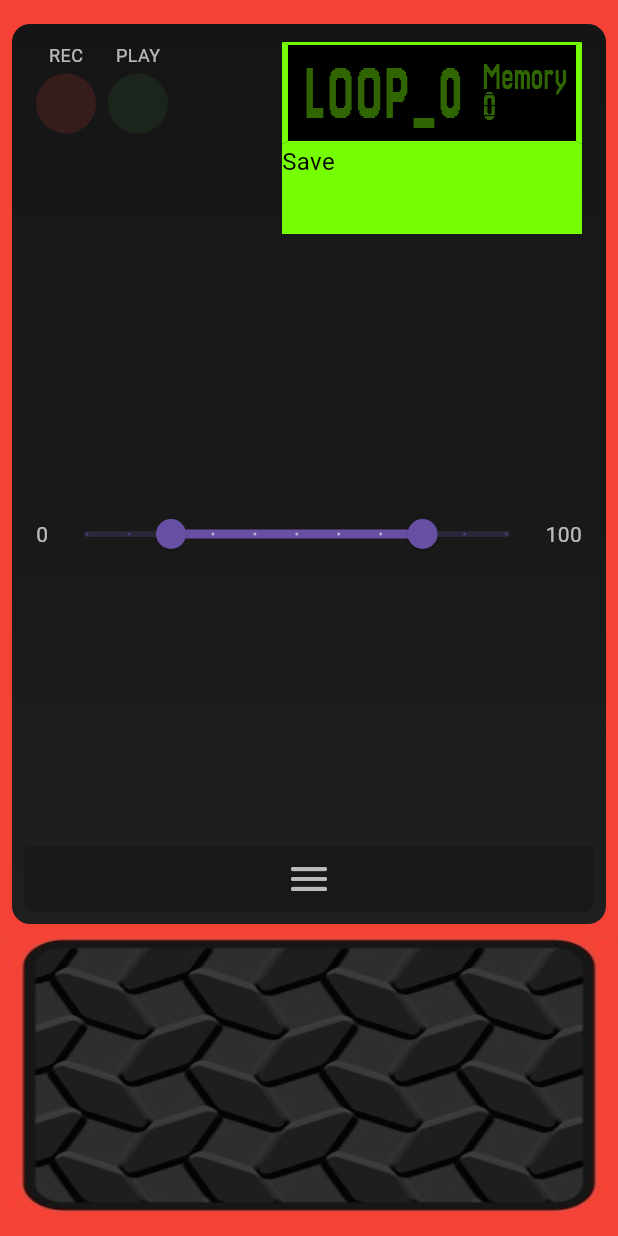
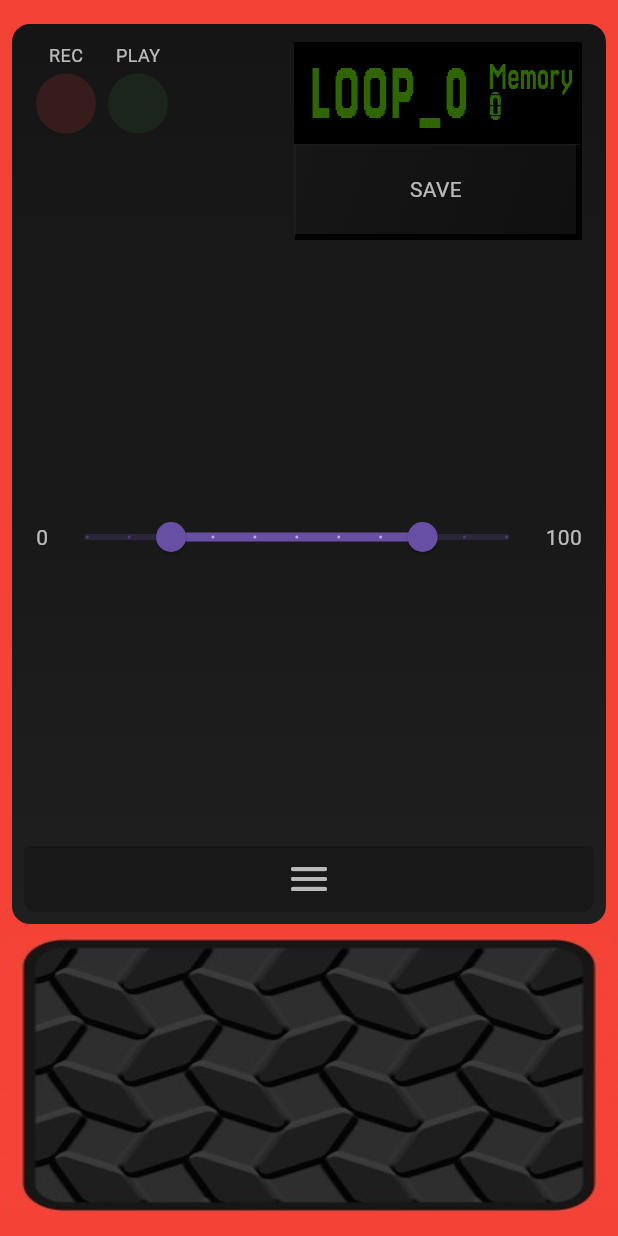
Before and after one commit to leoleoleo77/Loopa, a Flutter app: the screen it shows after launch, after a tap on "REC", on a phone screen of 412 x 824 dp. Run offline on Flutter 3.47's test engine with Material 3 defaults, Android fonts, the light colour scheme and no system bars; drawn by our look-alikes of dropdown_button2; our stand-ins replace flutter_svg, get_it, just_audio, permission_handler, shared_preferences; missing offline and left inert: record; statements that could not run were skipped.

Commit message:
added save button ui & improve save logic

```diff
--- a/lib/components/loop_selection/loop_selection_dropdown_item.dart
+++ b/lib/components/loop_selection/loop_selection_dropdown_item.dart
@@ -101,7 +101,7 @@ class _LoopSelectionItemState extends State<LoopSelectionItem> {
             textStyle: LoopaTextStyle.memory,
           ),
           _getGradientText(
-              text: widget.id.toString(),
+              text: Loopa.getMemoryCountValueFromMap(widget.id),
               textStyle: LoopaTextStyle.memoryCount,
           ),
         ],
--- a/lib/components/loop_selection/loop_selection_view.dart
+++ b/lib/components/loop_selection/loop_selection_view.dart
@@ -76,14 +76,11 @@ class _LoopSelectionViewState extends State<LoopSelectionView> {
     return GestureDetector(
       onLongPress: () => _openKeyboard(),
       child: AbsorbPointer(
-        child: Container(
-          decoration: _getBordersDecoration(),
         child: Row(
           children: [
             _getNameDisplay(),
             _getMemoryInfoText(),
           ],
-          ),
         ),
       ),
     );
@@ -141,28 +138,17 @@ class _LoopSelectionViewState extends State<LoopSelectionView> {
                 LoopaText.memory,
                 LoopaTextStyle.memory,
               ),
-              _getGradientText(
-                  widget.loopa.id.toString(),
+              ValueListenableBuilder(
+                valueListenable: widget.loopa.saveNotifier,
+                builder: (BuildContext context, bool value, Widget? child) {
+                  return _getGradientText(
+                      widget.loopa.memoryCountValue,
                       LoopaTextStyle.memoryCount
+                  );
+                },
               ),
             ],
           ),
-        ),
-      ),
-    );
-  }
-
-  // todo add the logic to toggle this
-  BoxDecoration _getBordersDecoration() {
-    return BoxDecoration(
-       border: Border.symmetric(
-         vertical: BorderSide(
-           color: LoopaColors.neonGreen,  // Color of top and bottom borders
-           width: 4,              // Thickness of top and bottom borders
-         ),
-         horizontal: BorderSide(
-           color: LoopaColors.neonGreen,  // Color of left and right borders
-           width: 2,              // Thickness of left and right borders
         ),
       ),
     );
--- a/lib/components/save_loopa_button.dart
+++ b/lib/components/save_loopa_button.dart
@@ -2,7 +2,7 @@ import 'package:flutter/material.dart';
 import 'package:loopa/utils/general_utils/constants.dart';
 import 'package:loopa/utils/loopa_utils/loopa.dart';
 
-class SaveLoopaButton extends StatefulWidget {
+class SaveLoopaButton extends StatelessWidget {
   final Loopa loopa;
 
   const SaveLoopaButton({
@@ -11,62 +11,54 @@ class SaveLoopaButton extends StatefulWidget {
   });
 
   @override
-  State<SaveLoopaButton> createState() => _SaveLoopaButtonState();
-}
-
-class _SaveLoopaButtonState extends State<SaveLoopaButton> {
-  bool isSaved = false;
-
-  void _toggleSave() {
-    if (isSaved) {
-      print("loopa un-saved");
-    } else {
-      widget.loopa.save();
-      print("loopa saved");
-    }
-    setState(() {
-      isSaved = !isSaved;
-    });
-  }
-
-  @override
   Widget build(BuildContext context) {
-    return Container(
-      width: 200,
-      height: 60,
-      decoration: _getBordersDecoration(),
-      child: InkWell(
-        onTap: _toggleSave,
-        // style: OutlinedButton.styleFrom(
-        //   backgroundColor: isSaved ? Colors.red : LoopaColors.neonGreen, // Toggle color
-        //   padding: EdgeInsets.symmetric(horizontal: 20, vertical: 12),
-        //   shape: RoundedRectangleBorder(
-        //     borderRadius: BorderRadius.circular(0),
-        //   ),
-        //   side: BorderSide(
-        //     color: LoopaColors.neonGreen,   // Outline color// Outline thickness
-        //   ),
-        // ),
-        child: Text(
-          isSaved ? 'Unsave' : 'Save',
-          style: TextStyle(
-              fontSize: 16,
-              color: Colors.black,
+    return ValueListenableBuilder(
+      valueListenable: loopa.saveNotifier,
+      builder: (context, isSaved, child) {
+        return Container(
+          width: LoopaSpacing.saveButtonWidth,
+          height: LoopaSpacing.saveButtonHeight,
+          decoration: _getBordersDecoration(isSaved),
+          child: InkWell(
+            onTap: loopa.handleSave,
+            child: Center(
+              child: Text(
+                  isSaved ? LoopaText.saved : LoopaText.save,
+                  style: isSaved
+                      ? LoopaTextStyle.savedLabel : LoopaTextStyle.saveLabel
+              ),
+            ),
           ),
-        ),
-      ),
+        );
+      },
     );
   }
 
-  // todo add the logic to toggle this
-  BoxDecoration _getBordersDecoration() {
+  BoxDecoration _getBordersDecoration(bool isSaved) {
     return BoxDecoration(
-      color: LoopaColors.neonGreen,
-      // border: Border.all(
-      //     color: LoopaColors.neonGreen,  // Color of left and right borders
-      //     width: 2,              // Thickness of left and right borders
-      //   ),
+        gradient: _getButtonGradient(isSaved),
+        border: _getButtonBorders(isSaved));
+  }
 
-    );
+  LinearGradient _getButtonGradient(bool isSaved) {
+    if (isSaved) {
+      return const LinearGradient(
+          begin: Alignment.bottomRight,
+          end: Alignment.topLeft,
+          colors: LoopaColors.savedButtonGradient);
+    } else {
+      return const LinearGradient(
+          begin: Alignment.topLeft,
+          end: Alignment.bottomRight,
+          colors: LoopaColors.saveButtonGradient);
+    }
+  }
+
+  Border _getButtonBorders(bool isSaved) {
+    if (isSaved) {
+      return LoopaBorders.savedButtonBorders;
+    } else {
+      return LoopaBorders.saveButtonBorders;
+    }
   }
 }
--- a/lib/utils/general_utils/constants.dart
+++ b/lib/utils/general_utils/constants.dart
@@ -3,6 +3,7 @@ import 'package:flutter/rendering.dart';
 
 class LoopaColors {
   static const Color softGrey = Colors.white70;
+  static Color softGreyFaded = Colors.white70.withOpacity(0.5);
   static const Color red = Colors.red;
   static const Color green = Colors.green;
   static Color inactiveRecLightRed = Colors.red.withOpacity(0.15);
@@ -35,12 +36,25 @@ class LoopaColors {
     Colors.grey.withOpacity(0.2),
     Colors.grey.withOpacity(0.3),
   ];
+  static const List<Color> savedButtonGradient = [
+    Color.fromRGBO(18, 18, 18, 1),
+    Color.fromRGBO(16, 16, 16, 1),
+    Color.fromRGBO(14, 14, 14, 1)
+  ];
+  static const List<Color> saveButtonGradient = [
+    Color.fromRGBO(22, 22, 22, 1),
+    Color.fromRGBO(20, 20, 20, 1),
+    Color.fromRGBO(18, 18, 18, 1),
+    Color.fromRGBO(16, 16, 16, 1)
+  ];
 }
 
 class LoopaText {
   static const String play = "PLAY";
   static const String rec = "REC";
   static const String clear = "CLEAR";
+  static const String save = "SAVE";
+  static const String saved = "SAVED";
   static const String noText = "";
   static const String memory = "Memory";
   static const String clearInstruction = "CLEAR: PRESS & HOLD";
@@ -76,6 +90,14 @@ class LoopaTextStyle {
       fontSize: 18,
       height: 1
   );
+  static const TextStyle saveLabel = TextStyle(
+      color: LoopaColors.softGrey,
+      fontSize: 14
+  );
+  static TextStyle savedLabel = TextStyle(
+      color: LoopaColors.softGreyFaded,
+      fontSize: 14
+  );
 }
 
 class LoopaAssets {
@@ -104,6 +126,8 @@ class LoopaSpacing {
   static const double loopaSelectionDropDownWidth = 224;
   static const double loopaSelectionMaxHeight = 444;
   static const double loopaSelectionItemHeight = 72;
+  static const double saveButtonWidth = 192;
+  static const double saveButtonHeight = 64;
 }
 
 class LoopaPadding {
@@ -118,6 +142,19 @@ class LoopaPadding {
   static const EdgeInsets right4 =  EdgeInsets.only(right: 4.0);
   static const EdgeInsets loopaInstructionsPadding = EdgeInsets.fromLTRB(16, 16, 16, 8);
   static const EdgeInsets expandedToolBarPadding = EdgeInsets.fromLTRB(16, 12, 16, 0);
+}
+
+class LoopaBorders {
+  static const Border savedButtonBorders = Border(
+    top: BorderSide(color: Colors.black, width: 4),
+    left: BorderSide(color: Colors.black, width: 4),
+    right: BorderSide(color: Color.fromRGBO(26, 26, 26, 1), width: 1),
+    bottom: BorderSide(color: Color.fromRGBO(26, 26, 26, 1), width: 1));
+  static const Border saveButtonBorders = Border(
+      top: BorderSide(color: Color.fromRGBO(26, 26, 26, 1), width: 1),
+      left: BorderSide(color: Color.fromRGBO(32, 32, 32, 1), width: 1),
+      right: BorderSide(color: Colors.black, width: 4),
+      bottom: BorderSide(color: Colors.black, width: 4));
 }
 
 class LoopaDuration {
--- a/lib/utils/loopa_utils/loopa.dart
+++ b/lib/utils/loopa_utils/loopa.dart
@@ -2,6 +2,7 @@ import 'dart:convert';
 
 import 'package:flutter/cupertino.dart';
 import 'package:flutter/foundation.dart';
+import 'package:loopa/utils/general_utils/app_log.dart';
 import 'package:loopa/utils/general_utils/constants.dart';
 import 'package:loopa/utils/general_utils/memory_manager.dart';
 import 'package:loopa/utils/loopa_utils/audio_controller.dart';
@@ -16,6 +17,7 @@ class Loopa {
   late final int id;
   late String _name;
   late final ValueNotifier<LoopaState> _stateNotifier;
+  late final ValueNotifier<bool> _saveNotifier;
   late final LongPressListener _longPressListener;
   late final LoopClearController _loopClearController;
   late final AudioController _audioController;
@@ -25,6 +27,7 @@ class Loopa {
   }) {
     _name = _getDefaultName(id);
     _stateNotifier = ValueNotifier(LoopaState.initial);
+    _saveNotifier = ValueNotifier(false);
     _longPressListener = LongPressListener(onFinish: _clearLoop);
     _loopClearController = LoopClearController();
     _audioController = AudioController(loopName: _name);
@@ -118,12 +121,19 @@ class Loopa {
     };
   }
 
-  void save() {
-    MemoryManager.saveLoopa(this);
+  Future<void> handleSave() async {
+    if (_saveNotifier.value == false) {
+      _saveNotifier.value = await MemoryManager.saveLoopa(this);
+      AppLog.info("Saved Loopa ${getName()} = ${_saveNotifier.value}");
+    } else {
+      _saveNotifier.value = !await MemoryManager.deleteLoopa(this);
+      AppLog.info("Deleted Loopa ${getName()} = ${!_saveNotifier.value}");
+    }
   }
 
   void setValuesFromMemory(String data) {
     Map<String, dynamic> json = jsonDecode(data);
+    saveNotifier.value = true;
 
     setName(json[LoopaJson.name]);
   }
@@ -135,6 +145,14 @@ class Loopa {
   void setName(String name) => _name = name;
 
   void setDefaultName() => _name = _getDefaultName(id);
+
+  ValueNotifier<bool> get saveNotifier => _saveNotifier;
+
+  bool get isSaved => _saveNotifier.value;
+
+  String get memoryCountValue {
+    return isSaved ? "$id*" : "$id";
+  }
 
   /// - Start static methods -
 
@@ -156,6 +174,10 @@ class Loopa {
 
   static LoopaState getStateFromMap(int key) {
     return _map[key]?.getStateNotifier().value ?? LoopaState.initial;
+  }
+
+  static String getMemoryCountValueFromMap(int key) {
+    return _map[key]?.memoryCountValue ?? key.toString();
   }
 
   static void setLoopaNotifier(ValueNotifier<Loopa> loopaNotifier) {
```
Also changed, not shown: lib/utils/general_utils/app_log.dart (added, +30 -0 lines), lib/utils/general_utils/memory_manager.dart (+7 -11 lines). Lines whose indentation alone changed are shown as unchanged.
